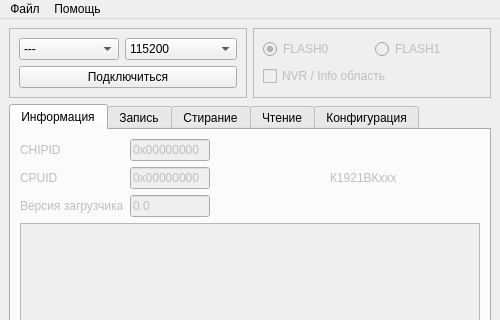
Above: app/ui/main.ui from ntsfv/flasher before the change; both pictures show x 0 to 500 and y 0 to 320 of the 500 by 600 pixel window. Below: the same form after it.
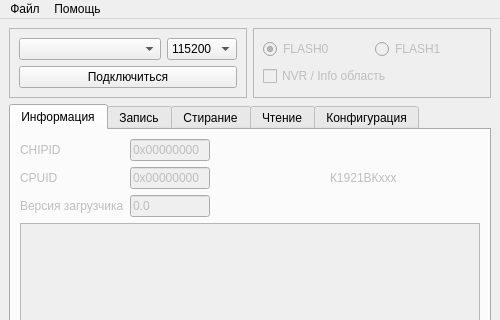
That is the form after the change. Icons and pictures are not drawn.

```diff
--- a/app/ui/main.ui
+++ b/app/ui/main.ui
@@ -54,19 +54,20 @@
             <widget class="QComboBox" name="combo_port">
              <property name="maximumSize">
               <size>
-               <width>100</width>
+               <width>16777215</width>
                <height>16777215</height>
               </size>
              </property>
-             <item>
-              <property name="text">
-               <string notr="true">---</string>
-              </property>
-             </item>
             </widget>
            </item>
            <item>
             <widget class="QComboBox" name="combo_baud">
+             <property name="maximumSize">
+              <size>
+               <width>70</width>
+               <height>16777215</height>
+              </size>
+             </property>
              <property name="currentIndex">
               <number>4</number>
              </property>
```
Left out of the diff: 34 changed lines with no effect on the pictures.
